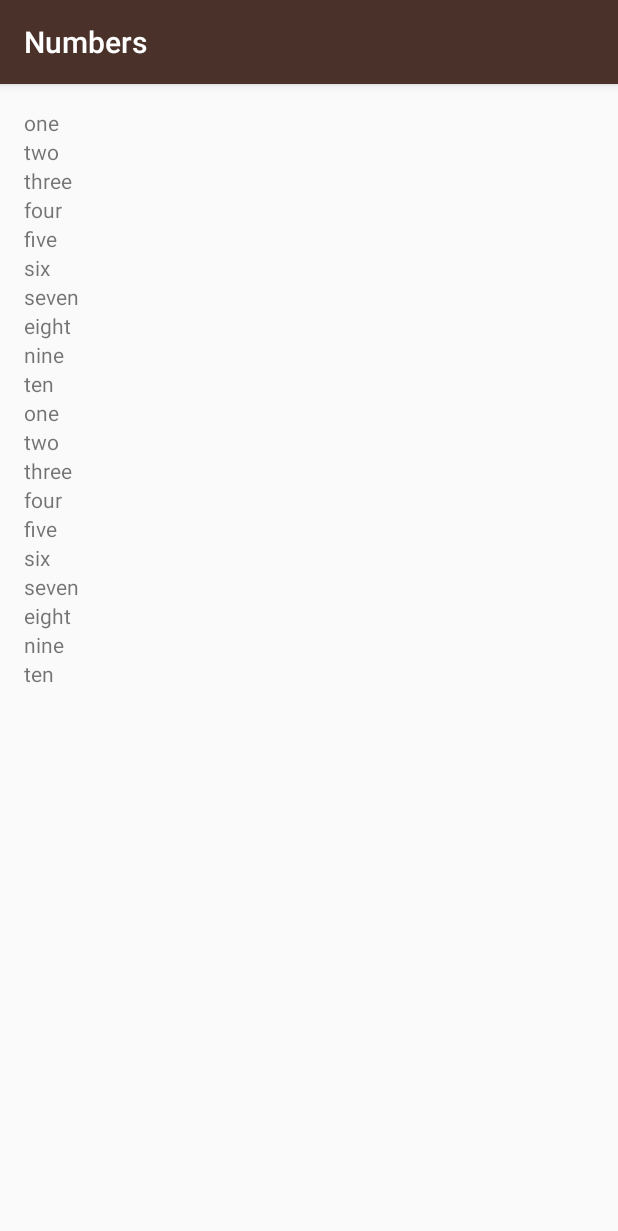
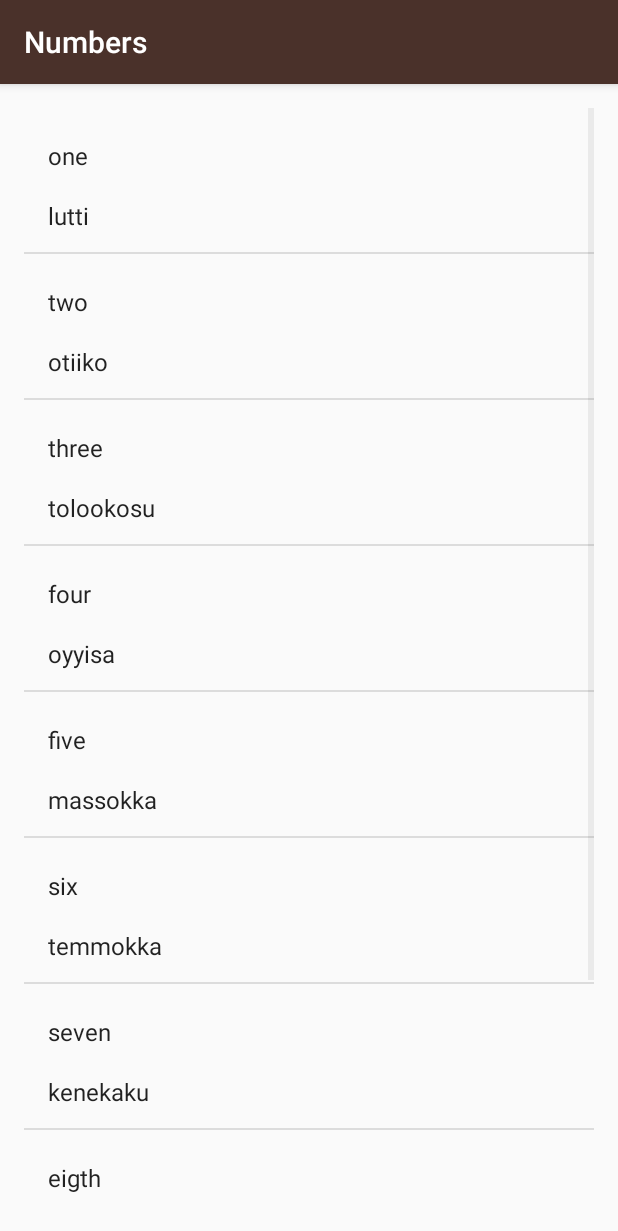
Before and after one commit to tomaszkolonko/AndroidBasics_Miwok, an Android app: the NumbersActivity screen opened directly, with no data from a screen before it, on a phone screen of 412 x 824 dp. Shown: the top 1231 px of the screen. Run offline under Robolectric (Android 15) with nearby library versions, the phone set to English and light mode, and no system bars.

Commit message:
Added RecyclingView with custom WordAdapter and Word class

```diff
--- a/app/src/main/java/com/example/android/miwok/NumbersActivity.java
+++ b/app/src/main/java/com/example/android/miwok/NumbersActivity.java
@@ -2,8 +2,7 @@ package com.example.android.miwok;
 
 import android.support.v7.app.AppCompatActivity;
 import android.os.Bundle;
-import android.widget.LinearLayout;
-import android.widget.TextView;
+import android.widget.ListView;
 
 import java.util.ArrayList;
 
@@ -14,32 +13,21 @@ public class NumbersActivity extends AppCompatActivity {
         super.onCreate(savedInstanceState);
         setContentView(R.layout.activity_numbers);
 
-        ArrayList<String> words = new ArrayList<>();
-        words.add("one");
-        words.add("two");
-        words.add("three");
-        words.add("four");
-        words.add("five");
-        words.add("six");
-        words.add("seven");
-        words.add("eight");
-        words.add("nine");
-        words.add("ten");
+        ArrayList<Word> words = new ArrayList<>();
+        words.add(new Word("one", "lutti"));
+        words.add(new Word("two", "otiiko"));
+        words.add(new Word("three", "tolookosu"));
+        words.add(new Word("four", "oyyisa"));
+        words.add(new Word("five", "massokka"));
+        words.add(new Word("six", "temmokka"));
+        words.add(new Word("seven", "kenekaku"));
+        words.add(new Word("eigth", "kawinta"));
+        words.add(new Word("nine", "wo'e"));
+        words.add(new Word("ten", "na'aacha"));
 
-        LinearLayout rootView = (LinearLayout) findViewById(R.id.numbersRootView);
 
-        for(int i = 0; i < words.size(); i++) {
-            TextView wordView = new TextView(this);
-            wordView.setText(words.get(i));
-            rootView.addView(wordView);
-        }
-
-        int index = 0;
-        while(index < words.size()) {
-            TextView wordView = new TextView(this);
-            wordView.setText(words.get(index));
-            rootView.addView(wordView);
-            index++;
-        }
+        WordAdapter wordAdapter = new WordAdapter(this, words);
+        ListView listView = (ListView) findViewById(R.id.list);
+        listView.setAdapter(wordAdapter);
     }
 }
--- /dev/null
+++ b/app/src/main/java/com/example/android/miwok/Word.java
@@ -0,0 +1,38 @@
+package com.example.android.miwok;
+
+/**
+ * Simple Word data object for the WordAdapter
+ */
+public class Word {
+    private String mDefaultWord;
+    private String mMiwokWord;
+
+    /**
+     * Create a Word object with the default and Miwok translations
+     *
+     * @param defaultWord
+     * @param miwokWord
+     */
+    public Word(String defaultWord, String miwokWord) {
+        this.mDefaultWord = defaultWord;
+        this.mMiwokWord = miwokWord;
+    }
+
+    /**
+     * Get the default translation of the word
+     *
+     * @return
+     */
+    public String getDefaultTranslation() {
+        return mDefaultWord;
+    }
+
+    /**
+     * Get the Miwok translation of the word
+     *
+     * @return
+     */
+    public String getMiwokTranslation() {
+        return mMiwokWord;
+    }
+}
--- /dev/null
+++ b/app/src/main/java/com/example/android/miwok/WordAdapter.java
@@ -0,0 +1,43 @@
+package com.example.android.miwok;
+
+import android.content.Context;
+import android.support.annotation.NonNull;
+import android.support.annotation.Nullable;
+import android.view.LayoutInflater;
+import android.view.View;
+import android.view.ViewGroup;
+import android.widget.ArrayAdapter;
+import android.widget.TextView;
+
+import java.util.ArrayList;
+
+public class WordAdapter extends ArrayAdapter<Word> {
+
+    public WordAdapter(Context context, ArrayList<Word> words) {
+        super(context, 0, words);
+    }
+
+    @NonNull
+    @Override
+    public View getView(int position, @Nullable View convertView, @NonNull ViewGroup parent) {
+        // Get the data item for this position
+        Word word = getItem(position);
+
+        // Check if an existing view is being reused, otherwise inflate the view
+        if (convertView == null) {
+            convertView = LayoutInflater.from(getContext()).inflate(R.layout.list,
+                    parent, false);
+        }
+
+        // Lookup view for data population
+        TextView defaultWord = (TextView) convertView.findViewById(R.id.defaultWord);
+        TextView miwokWord = (TextView) convertView.findViewById(R.id.miwokWord);
+
+        // Populate the data into the templat view using the data object
+        defaultWord.setText(word.getDefaultTranslation());
+        miwokWord.setText(word.getMiwokTranslation());
+
+        // Return the completed view to render on screen
+        return convertView;
+    }
+}
--- a/app/src/main/res/layout/activity_numbers.xml
+++ b/app/src/main/res/layout/activity_numbers.xml
@@ -1,11 +1,12 @@
 <?xml version="1.0" encoding="utf-8"?>
-<LinearLayout xmlns:android="http://schemas.android.com/apk/res/android"
+<ListView xmlns:android="http://schemas.android.com/apk/res/android"
     xmlns:tools="http://schemas.android.com/tools"
+    android:id="@+id/list"
     android:layout_width="match_parent"
     android:layout_height="match_parent"
+    android:orientation="vertical"
+    android:numColumns="4"
     android:padding="@dimen/activity_padding"
-    android:orientation="vertical"
-    android:id="@+id/numbersRootView"
     tools:context=".NumbersActivity">
 
-</LinearLayout>
+</ListView>
--- /dev/null
+++ b/app/src/main/res/layout/list.xml
@@ -0,0 +1,27 @@
+<LinearLayout xmlns:android="http://schemas.android.com/apk/res/android"
+    android:id="@+id/linearLayoutList"
+    android:layout_width="match_parent"
+    android:layout_height="match_parent"
+    android:orientation="vertical">
+
+    <TextView
+        android:id="@+id/defaultWord"
+        android:layout_width="match_parent"
+        android:layout_height="wrap_content"
+        android:gravity="center_vertical"
+        android:minHeight="?android:attr/listPreferredItemHeightSmall"
+        android:paddingLeft="16dp"
+        android:paddingTop="16dp"
+        android:textAppearance="?android:attr/textAppearanceListItemSmall" />
+
+    <TextView
+        android:id="@+id/miwokWord"
+        android:layout_width="match_parent"
+        android:layout_height="wrap_content"
+        android:gravity="center_vertical"
+        android:minHeight="?android:attr/listPreferredItemHeightSmall"
+        android:paddingLeft="16dp"
+        android:text="Placeholder"
+        android:textAppearance="?android:attr/textAppearanceListItemSmall" />
+
+</LinearLayout>
```
